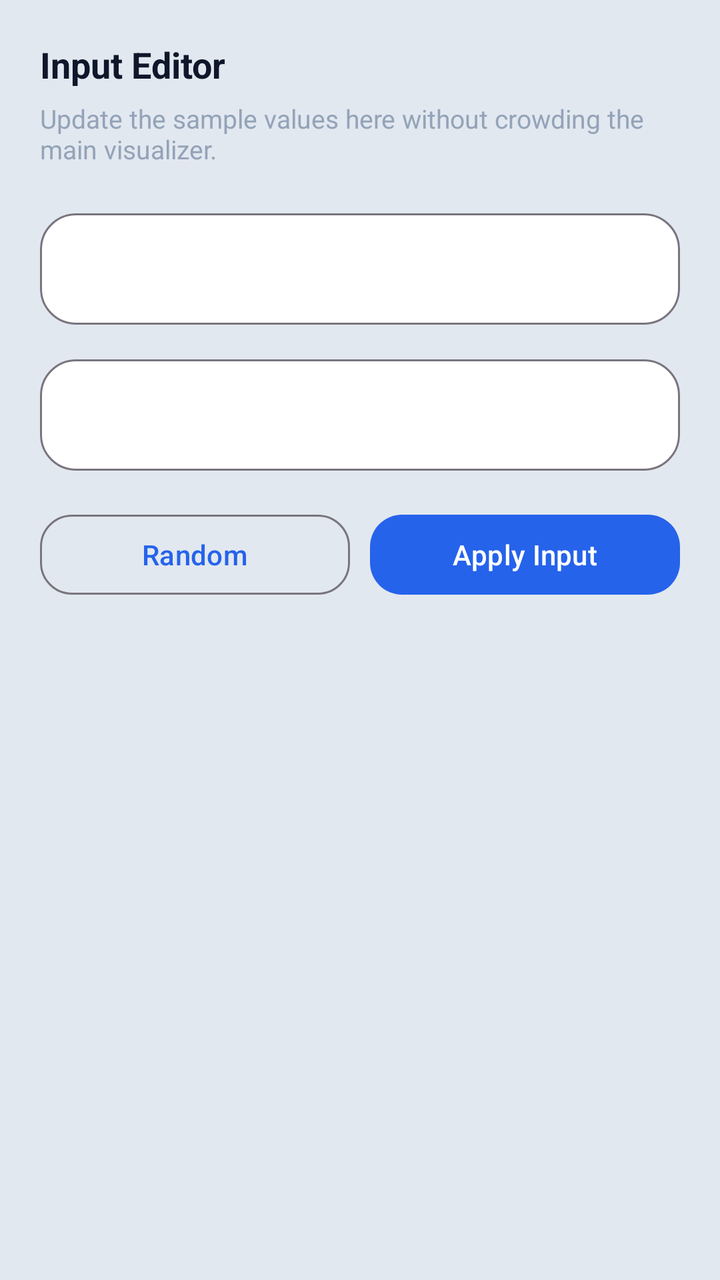
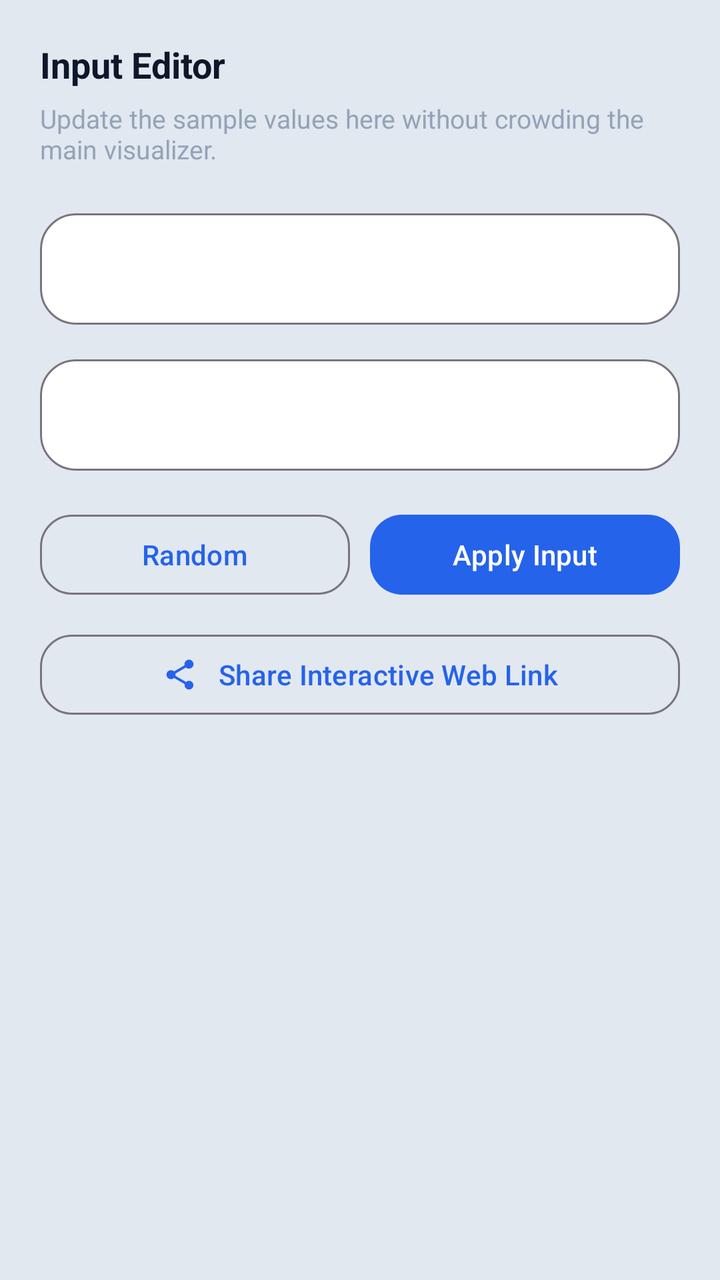

An Android layout rendered at two revisions. The XML below is the earlier revision; the diff shows what the commit changed to produce the second picture.
<!-- AndroidManifest.xml: application theme Theme.DSA -->
<!-- res/layout/dialog_input_editor.xml -->
<?xml version="1.0" encoding="utf-8"?>
<LinearLayout xmlns:android="http://schemas.android.com/apk/res/android"
    xmlns:app="http://schemas.android.com/apk/res-auto"
    android:layout_width="match_parent"
    android:layout_height="wrap_content"
    android:background="@color/surface_panel_deep"
    android:orientation="vertical"
    android:paddingStart="20dp"
    android:paddingTop="20dp"
    android:paddingEnd="20dp"
    android:paddingBottom="28dp">

    <TextView
        android:id="@+id/input_editor_title"
        android:layout_width="match_parent"
        android:layout_height="wrap_content"
        android:text="@string/vis_input_editor_title"
        android:textColor="@color/text_primary_bright"
        android:textSize="18sp"
        android:textStyle="bold" />

    <TextView
        android:id="@+id/input_editor_support"
        android:layout_width="match_parent"
        android:layout_height="wrap_content"
        android:layout_marginTop="6dp"
        android:text="@string/vis_input_editor_support"
        android:textColor="@color/text_muted_soft"
        android:textSize="13sp" />

    <com.google.android.material.textfield.TextInputLayout
        android:id="@+id/input_editor_values_layout"
        style="@style/Widget.DSA.TextInputLayout.Search"
        android:layout_width="match_parent"
        android:layout_height="wrap_content"
        android:layout_marginTop="18dp">

        <com.google.android.material.textfield.TextInputEditText
            android:id="@+id/input_editor_values"
            android:layout_width="match_parent"
            android:layout_height="wrap_content"
            android:textColor="@color/text_primary_bright" />
    </com.google.android.material.textfield.TextInputLayout>

    <com.google.android.material.textfield.TextInputLayout
        android:id="@+id/input_editor_target_layout"
        style="@style/Widget.DSA.TextInputLayout.Search"
        android:layout_width="match_parent"
        android:layout_height="wrap_content"
        android:layout_marginTop="12dp">

        <com.google.android.material.textfield.TextInputEditText
            android:id="@+id/input_editor_target"
            android:layout_width="match_parent"
            android:layout_height="wrap_content"
            android:textColor="@color/text_primary_bright" />
    </com.google.android.material.textfield.TextInputLayout>

    <com.google.android.material.textfield.TextInputLayout
        android:id="@+id/input_editor_operation_layout"
        style="@style/Widget.DSA.TextInputLayout.Search"
        android:layout_width="match_parent"
        android:layout_height="wrap_content"
        android:layout_marginTop="12dp"
        android:visibility="gone">

        <com.google.android.material.textfield.TextInputEditText
            android:id="@+id/input_editor_operation"
            android:layout_width="match_parent"
            android:layout_height="wrap_content"
            android:textColor="@color/text_primary_bright" />
    </com.google.android.material.textfield.TextInputLayout>

    <LinearLayout
        android:layout_width="match_parent"
        android:layout_height="wrap_content"
        android:layout_marginTop="18dp"
        android:orientation="horizontal">

        <com.google.android.material.button.MaterialButton
            android:id="@+id/input_editor_random_button"
            style="@style/Widget.DSA.Button.Outlined"
            android:layout_width="0dp"
            android:layout_height="wrap_content"
            android:layout_weight="1"
            android:text="@string/vis_random" />

        <com.google.android.material.button.MaterialButton
            android:id="@+id/input_editor_apply_button"
            style="@style/Widget.DSA.Button.Primary"
            android:layout_width="0dp"
            android:layout_height="wrap_content"
            android:layout_marginStart="10dp"
            android:layout_weight="1"
            android:text="@string/vis_apply_input" />
    </LinearLayout>
</LinearLayout>
<!-- resources referenced by this layout -->
<resources>
  <color name="surface_panel_deep">#E2E8F0</color>
  <color name="text_muted_soft">#94A3B8</color>
  <color name="text_primary_bright">#0F172A</color>
  <string name="vis_apply_input">Apply Input</string>
  <string name="vis_input_editor_support">Update the sample values here without crowding the main visualizer.</string>
  <string name="vis_input_editor_title">Input Editor</string>
  <string name="vis_random">Random</string>
  <style name="Widget.DSA.Button.Outlined" parent="Widget.Material3.Button.OutlinedButton">
          <item name="android:textAllCaps">false</item>
          <item name="android:minHeight">48dp</item>
          <item name="cornerRadius">16dp</item>
          <item name="iconPadding">10dp</item>
      </style>
  <style name="Widget.DSA.Button.Primary" parent="Widget.Material3.Button">
          <item name="android:textAllCaps">false</item>
          <item name="android:minHeight">48dp</item>
          <item name="cornerRadius">16dp</item>
          <item name="iconPadding">10dp</item>
      </style>
  <style name="Widget.DSA.TextInputLayout.Search" parent="Widget.Material3.TextInputLayout.OutlinedBox">
          <item name="boxBackgroundColor">@color/surface_panel</item>
          <item name="boxCornerRadiusBottomEnd">18dp</item>
          <item name="boxCornerRadiusBottomStart">18dp</item>
          <item name="boxCornerRadiusTopEnd">18dp</item>
          <item name="boxCornerRadiusTopStart">18dp</item>
      </style>
  <style name="Theme.DSA" parent="Base.Theme.DSA" />
  <color name="surface_panel">#FFFFFF</color>
  <style name="Base.Theme.DSA" parent="Theme.Material3.DayNight.NoActionBar">
          
          <item name="colorPrimary">@color/brand_blue</item>
          <item name="colorSecondary">@color/amber_500</item>
          <item name="colorTertiary">@color/emerald_500</item>
  
          
          <item name="android:statusBarColor">@android:color/transparent</item>
          <item name="android:navigationBarColor">@android:color/transparent</item>
          <item name="android:windowLightStatusBar" tools:targetApi="m">true</item>
          <item name="android:windowLightNavigationBar" tools:targetApi="o_mr1">true</item>
  
          
          <item name="android:windowBackground">@color/window_background</item>
          <item name="android:colorBackground">@color/window_background</item>
          <item name="colorSurface">@color/surface_card</item>
          <item name="colorOnSurface">@color/text_primary_bright</item>
          <item name="android:textColor">@color/text_primary_bright</item>
          <item name="android:textColorPrimary">@color/text_primary_bright</item>
          <item name="android:textColorSecondary">@color/text_secondary</item>
      </style>
  <color name="brand_blue">#2563EB</color>
  <color name="amber_500">#F59E0B</color>
  <color name="emerald_500">#10B981</color>
  <color name="window_background">#F8FAFC</color>
  <color name="surface_card">#FFFFFF</color>
  <color name="text_secondary">#475569</color>
</resources>

<!-- the commit's change to res/layout/dialog_input_editor.xml (unified diff, before → after) -->
@@ -94,4 +94,14 @@
             android:layout_weight="1"
             android:text="@string/vis_apply_input" />
     </LinearLayout>
+
+    <com.google.android.material.button.MaterialButton
+        android:id="@+id/input_editor_share_button"
+        style="@style/Widget.DSA.Button.Outlined"
+        android:layout_width="match_parent"
+        android:layout_height="wrap_content"
+        android:layout_marginTop="12dp"
+        app:icon="@drawable/ic_share"
+        app:iconGravity="textStart"
+        android:text="@string/vis_share_web_link" />
 </LinearLayout>
<!-- resource entries referenced after the edit -->
@@ -3,10 +3,22 @@
   <color name="surface_panel_deep">#E2E8F0</color>
   <color name="text_muted_soft">#94A3B8</color>
   <color name="text_primary_bright">#0F172A</color>
+  <!-- drawable ic_share (drawable) -->
+  <?xml version="1.0" encoding="utf-8"?>
+  <vector xmlns:android="http://schemas.android.com/apk/res/android"
+      android:width="24dp"
+      android:height="24dp"
+      android:viewportWidth="24"
+      android:viewportHeight="24">
+      <path
+          android:fillColor="#FFFFFFFF"
+          android:pathData="M18,16.08C17.24,16.08 16.56,16.38 16.04,16.85L8.91,12.7C8.96,12.47 9,12.24 9,12C9,11.76 8.96,11.53 8.91,11.3L15.96,7.19C16.5,7.69 17.21,8 18,8C19.66,8 21,6.66 21,5C21,3.34 19.66,2 18,2C16.34,2 15,3.34 15,5C15,5.24 15.04,5.47 15.09,5.7L8.04,9.81C7.5,9.31 6.79,9 6,9C4.34,9 3,10.34 3,12C3,13.66 4.34,15 6,15C6.79,15 7.5,14.69 8.04,14.19L15.16,18.35C15.11,18.57 15.08,18.78 15.08,19C15.08,20.61 16.39,21.92 18,21.92C19.61,21.92 20.92,20.61 20.92,19C20.92,17.39 19.61,16.08 18,16.08Z" />
+  </vector>
   <string name="vis_apply_input">Apply Input</string>
   <string name="vis_input_editor_support">Update the sample values here without crowding the main visualizer.</string>
   <string name="vis_input_editor_title">Input Editor</string>
   <string name="vis_random">Random</string>
+  <string name="vis_share_web_link">Share Interactive Web Link</string>
   <style name="Widget.DSA.Button.Outlined" parent="Widget.Material3.Button.OutlinedButton">
           <item name="android:textAllCaps">false</item>
           <item name="android:minHeight">48dp</item>
